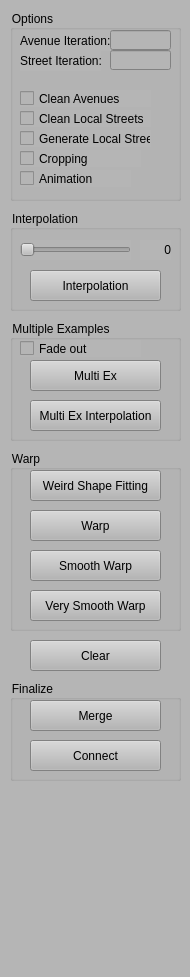
Above: ExRoadDesigner/ControlWidget.ui from gnishida/ExRoadDesigner before the change. Below: the same form after it.
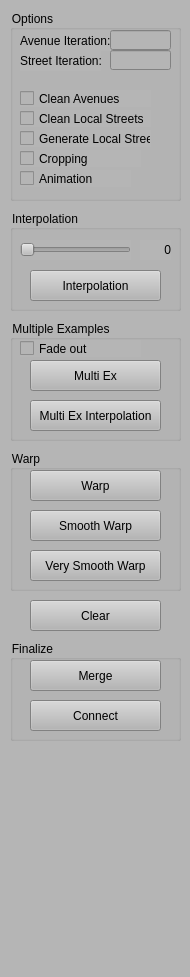
That is the form after the change.

```diff
--- a/ExRoadDesigner/ControlWidget.ui
+++ b/ExRoadDesigner/ControlWidget.ui
@@ -206,7 +206,7 @@
         <property name="geometry">
           <rect>
             <x>10</x>
-            <y>680</y>
+      <y>640</y>
             <width>171</width>
             <height>101</height>
           </rect>
@@ -314,7 +314,7 @@
             <x>10</x>
             <y>450</y>
             <width>171</width>
-            <height>181</height>
+      <height>141</height>
           </rect>
         </property>
         <property name="title">
@@ -324,33 +324,20 @@
           <property name="geometry">
             <rect>
               <x>20</x>
-              <y>60</y>
-              <width>131</width>
-              <height>31</height>
-            </rect>
-          </property>
-          <property name="text">
-            <string>Warp</string>
-          </property>
-        </widget>
-        <widget class="QPushButton" name="pushButtonGenerateUShape">
-          <property name="geometry">
-            <rect>
-              <x>20</x>
               <y>20</y>
               <width>131</width>
               <height>31</height>
             </rect>
           </property>
           <property name="text">
-            <string>Weird Shape Fitting</string>
+      <string>Warp</string>
           </property>
         </widget>
         <widget class="QPushButton" name="pushButtonGenerateSmoothWarp">
           <property name="geometry">
             <rect>
               <x>20</x>
-              <y>100</y>
+       <y>60</y>
               <width>131</width>
               <height>31</height>
             </rect>
@@ -363,7 +350,7 @@
           <property name="geometry">
             <rect>
               <x>20</x>
-              <y>140</y>
+       <y>100</y>
               <width>131</width>
               <height>31</height>
             </rect>
@@ -377,7 +364,7 @@
         <property name="geometry">
           <rect>
             <x>30</x>
-            <y>640</y>
+      <y>600</y>
             <width>131</width>
             <height>31</height>
           </rect>
```
Left out of the diff: 2 changed lines with no effect on the pictures. Lines whose indentation alone changed are shown as unchanged.
